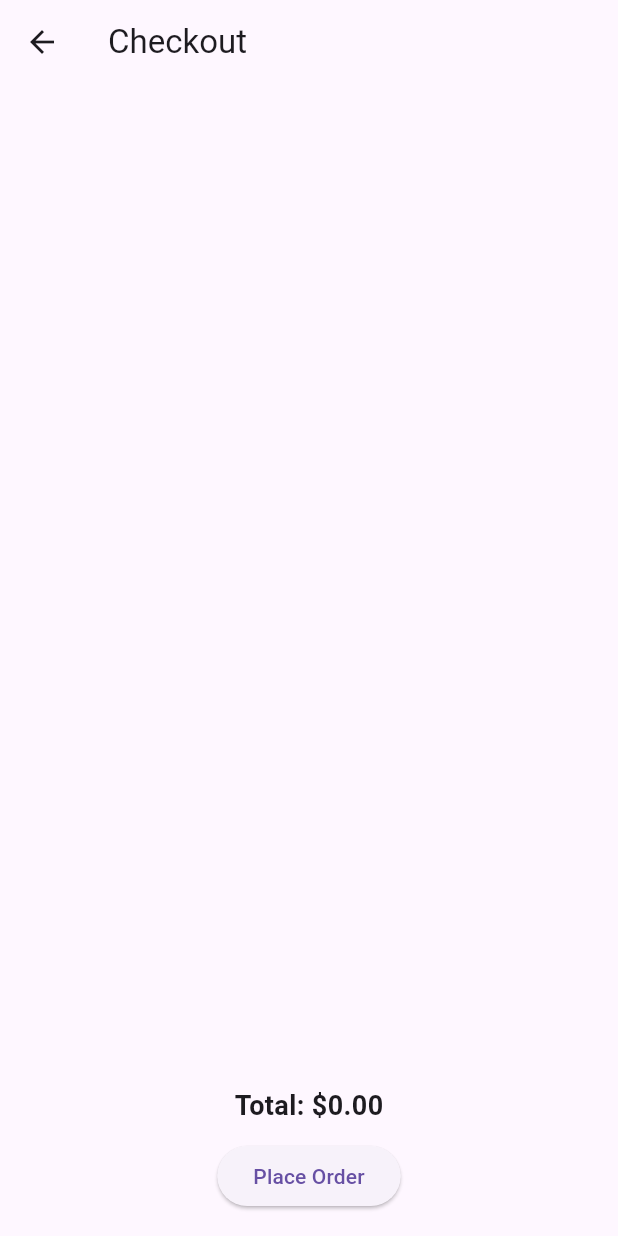
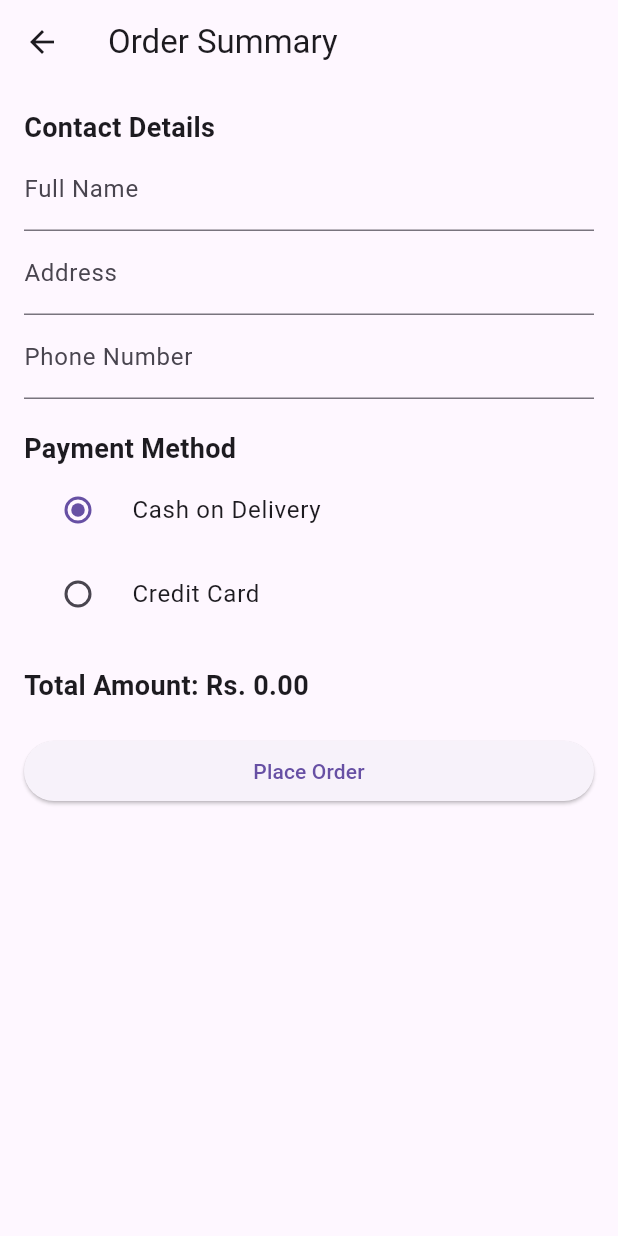
Before and after one commit to chintaman2004/ECom, a Flutter app: the CheckoutScreen screen opened directly, on a phone screen of 412 x 824 dp. Run offline on Flutter 3.47's test engine with Material 3 defaults, Android fonts, the phone set to English and light mode, and no system bars; our stand-ins replace firebase_core, lottie; accounts and stored records are empty; network calls fail.

Commit message:
Checkout Screen Designed

```diff
--- a/lib/screens/checkout_screen.dart
+++ b/lib/screens/checkout_screen.dart
@@ -1,98 +1,108 @@
-// ignore_for_file: use_build_context_synchronously
-
-import 'package:cloud_firestore/cloud_firestore.dart';
-import 'package:firebase_auth/firebase_auth.dart';
 import 'package:flutter/material.dart';
 import 'package:provider/provider.dart';
 import '../providers/cart_provider.dart';
 
-class CheckoutScreen extends StatelessWidget {
+class CheckoutScreen extends StatefulWidget {
   const CheckoutScreen({super.key});
+
+  @override
+  State<CheckoutScreen> createState() => _CheckoutScreenState();
+}
+
+class _CheckoutScreenState extends State<CheckoutScreen> {
+  final TextEditingController nameController = TextEditingController();
+  final TextEditingController addressController = TextEditingController();
+  final TextEditingController contactController = TextEditingController();
+  String paymentMethod = 'Cash on Delivery';
 
   @override
   Widget build(BuildContext context) {
     final cartProvider = Provider.of<CartProvider>(context);
+    return Scaffold(
+      appBar: AppBar(title: const Text("Order Summary")),
+      body: Padding(
+        padding: const EdgeInsets.all(16),
+        child: ListView(
+          children: [
+            const Text(
+              "Contact Details",
+              style: TextStyle(fontSize: 18, fontWeight: FontWeight.bold),
+            ),
+            TextField(
+              controller: nameController,
+              decoration: const InputDecoration(labelText: "Full Name"),
+            ),
+            TextField(
+              controller: addressController,
+              decoration: const InputDecoration(labelText: "Address"),
+            ),
+            TextField(
+              controller: contactController,
+              decoration: const InputDecoration(labelText: "Phone Number"),
+            ),
+            const SizedBox(height: 20),
 
-    return Scaffold(
-      appBar: AppBar(title: const Text('Checkout')),
-      body: Column(
-        children: [
-          Expanded(
-            child: ListView.builder(
-              itemCount: cartProvider.cartItems.length,
-              itemBuilder: (context, index) {
-                final item = cartProvider.cartItems[index];
-                return ListTile(
-                  leading: Image.network(item['image'], width: 50),
-                  title: Text(item['title']),
-                  subtitle: Text("\$${item['price']}"),
-                  trailing: IconButton(
-                    icon: const Icon(Icons.delete),
+            const Text(
+              "Payment Method",
+              style: TextStyle(fontSize: 18, fontWeight: FontWeight.bold),
+            ),
+            RadioListTile(
+              title: const Text("Cash on Delivery"),
+              value: "Cash on Delivery",
+              groupValue: paymentMethod,
+              onChanged: (value) => setState(() => paymentMethod = value!),
+            ),
+            RadioListTile(
+              title: const Text("Credit Card"),
+              value: "Credit Card",
+              groupValue: paymentMethod,
+              onChanged: (value) => setState(() => paymentMethod = value!),
+            ),
+
+            const SizedBox(height: 20),
+            Text(
+              "Total Amount: Rs. ${cartProvider.totalPrice.toStringAsFixed(2)}",
+              style: const TextStyle(fontSize: 18, fontWeight: FontWeight.bold),
+            ),
+
+            const SizedBox(height: 20),
+            ElevatedButton(
               onPressed: () {
-                      cartProvider.removeFromCart(item);
-                    },
-                  ),
-                );
-              },
-            ),
-          ),
-          Padding(
-            padding: const EdgeInsets.all(16),
-            child: Column(
-              children: [
-                Text(
-                  "Total: \$${cartProvider.totalPrice.toStringAsFixed(2)}",
-                  style: const TextStyle(
-                    fontSize: 18,
-                    fontWeight: FontWeight.bold,
-                  ),
-                ),
-                const SizedBox(height: 10),
-                ElevatedButton(
-                  onPressed: () async {
-                    final user = FirebaseAuth.instance.currentUser;
-
-                    if (user == null) {
+                if (nameController.text.isEmpty ||
+                    addressController.text.isEmpty ||
+                    contactController.text.isEmpty) {
                   ScaffoldMessenger.of(context).showSnackBar(
-                        const SnackBar(
-                          content: Text('Please login to place order'),
-                        ),
+                    const SnackBar(content: Text("Please fill all fields")),
                   );
                   return;
                 }
 
-                    try {
-                      await FirebaseFirestore.instance
-                          .collection('orders')
-                          .add({
-                            'userId': user.uid,
-                            'email': user.email,
-                            'items': cartProvider.cartItems,
-                            'total': cartProvider.totalPrice,
-                            'timestamp': Timestamp.now(),
-                          });
-
+                // Clear cart and show success message
                 cartProvider.clearCart();
-
-                      ScaffoldMessenger.of(context).showSnackBar(
-                        const SnackBar(
-                          content: Text('Order placed successfully!'),
+                showDialog(
+                  context: context,
+                  builder: (_) => AlertDialog(
+                    title: const Text("Order Placed"),
+                    content: const Text(
+                      "Your order has been placed successfully.",
+                    ),
+                    actions: [
+                      TextButton(
+                        onPressed: () {
+                          Navigator.of(context).pop(); // close dialog
+                          Navigator.of(context).pop(); // go back to home/cart
+                        },
+                        child: const Text("OK"),
+                      ),
+                    ],
                   ),
                 );
-                      Navigator.pop(context);
-                    } catch (e) {
-                      ScaffoldMessenger.of(context).showSnackBar(
-                        SnackBar(content: Text('Error: ${e.toString()}')),
-                      );
-                    }
               },
               child: const Text("Place Order"),
             ),
           ],
         ),
       ),
-        ],
-      ),
     );
   }
 }
```
Also changed, not shown: lib/providers/cart_provider.dart (+14 -7 lines), lib/screens/cart_screen.dart (+5 -4 lines), lib/screens/home_screen.dart (+4 -5 lines). Lines whose indentation alone changed are shown as unchanged.
